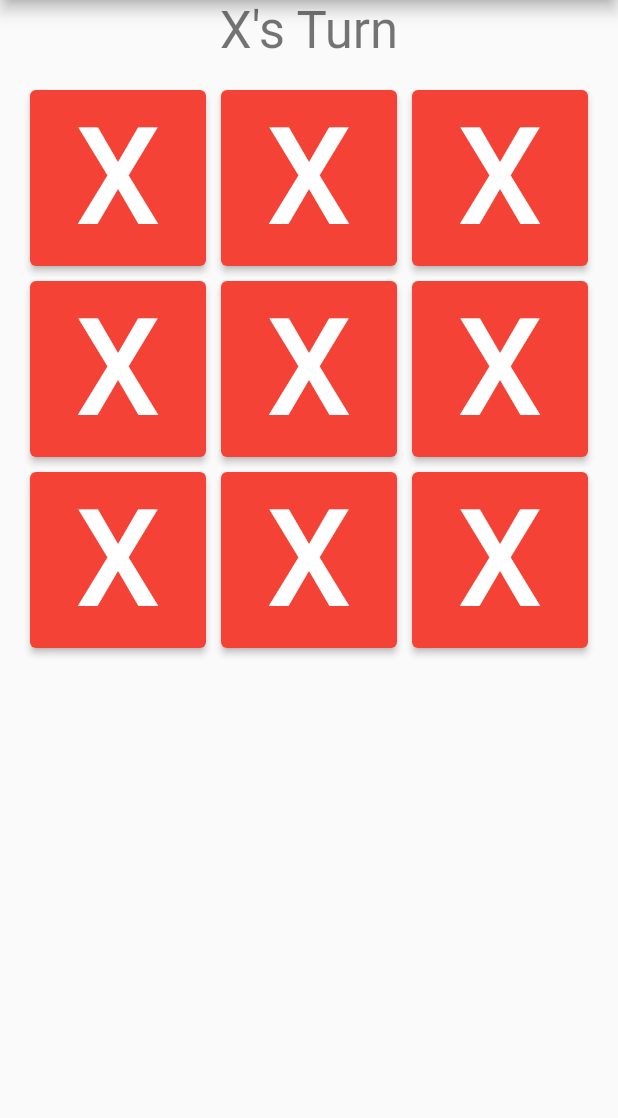
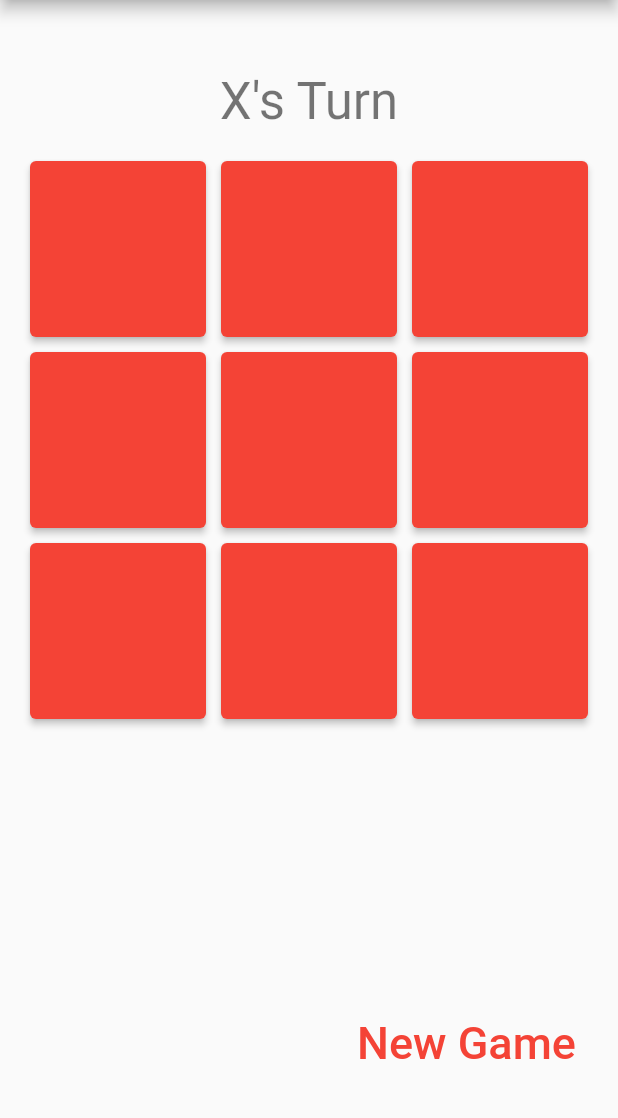
Before and after one commit to CSSE490-Flutter-Winter-2022-2023/Tic-Tac-Toe-App, a Flutter app: the screen it shows after launch, on a phone screen of 412 x 824 dp, the part 84-1202 px from its top. Run offline on Flutter 3.47's test engine with Material 2 defaults, Android fonts, the phone set to English and light mode, and no system bars; missing offline and left inert: test.

Commit message:
finished non-images version

```diff
--- a/tic_tac_toe/lib/main.dart
+++ b/tic_tac_toe/lib/main.dart
@@ -9,21 +9,11 @@ void main() {
 class MyApp extends StatelessWidget {
   const MyApp({super.key});
 
-  // This widget is the root of your application.
   @override
   Widget build(BuildContext context) {
     return MaterialApp(
       title: 'Tic-Tac-Toe',
       theme: ThemeData(
-        // This is the theme of your application.
-        //
-        // Try running your application with "flutter run". You'll see the
-        // application has a blue toolbar. Then, without quitting the app, try
-        // changing the primarySwatch below to Colors.green and then invoke
-        // "hot reload" (press "r" in the console where you ran "flutter run",
-        // or simply save your changes to "hot reload" in a Flutter IDE).
-        // Notice that the counter didn't reset back to zero; the application
-        // is not restarted.
         primarySwatch: Colors.red,
       ),
       home: const MyHomePage(title: 'Tic-Tac-Toe'),
@@ -33,15 +23,6 @@ class MyApp extends StatelessWidget {
 
 class MyHomePage extends StatefulWidget {
   const MyHomePage({super.key, required this.title});
-
-  // This widget is the home page of your application. It is stateful, meaning
-  // that it has a State object (defined below) that contains fields that affect
-  // how it looks.
-
-  // This class is the configuration for the state. It holds the values (in this
-  // case the title) provided by the parent (in this case the App widget) and
-  // used by the build method of the State. Fields in a Widget subclass are
-  // always marked "final".
 
   final String title;
 
@@ -74,10 +55,16 @@ class _MyHomePageState extends State<MyHomePage> {
       buttons.add(
         ElevatedButton(
           onPressed: () {
-            print("You pressed button number $k");
+            // print("You pressed button number $k");
+            setState(() {
+              game.pressedSquare(k);
+            });
+            // print("new state == $game");
           },
           child: Text(
-            "X",
+            (game.board[k] == TicTacToeMark.x)
+                ? "X"
+                : ((game.board[k] == TicTacToeMark.o) ? "O" : " "),
             style: TextStyle(fontSize: 90.0),
           ),
         ),
@@ -89,6 +76,8 @@ class _MyHomePageState extends State<MyHomePage> {
         backgroundColor: Colors.red[800],
       ),
       body: Center(
+        child: Container(
+          constraints: BoxConstraints(maxWidth: 500.0),
           child: Column(
             mainAxisAlignment: MainAxisAlignment.center,
             children: <Widget>[
@@ -96,8 +85,12 @@ class _MyHomePageState extends State<MyHomePage> {
                 gameStateString,
                 style: Theme.of(context).textTheme.headline4,
               ),
-            Expanded(
+              Flexible(
+                fit: FlexFit.tight,
+                flex: 4,
                 child: GridView.count(
+                  // childAspectRatio: 2 / 3,
+
                   primary: false,
                   physics: const NeverScrollableScrollPhysics(),
                   padding: const EdgeInsets.all(20),
@@ -106,8 +99,31 @@ class _MyHomePageState extends State<MyHomePage> {
                   crossAxisCount: 3,
                   children: buttons,
                 ),
+              ),
+              Flexible(
+                fit: FlexFit.loose,
+                flex: 1,
+                child: Row(
+                  mainAxisAlignment: MainAxisAlignment.end,
+                  children: [
+                    TextButton(
+                      onPressed: () {
+                        // print("You pressed new game");
+                        setState(() {
+                          game = TicTacToeGame();
+                        });
+                      },
+                      child: const Text(
+                        "New Game",
+                        style: TextStyle(fontSize: 30.0),
+                      ),
+                    ),
+                    const SizedBox(width: 20.0),
+                  ],
+                ),
               )
             ],
+          ),
         ),
       ), // This trailing comma makes auto-formatting nicer for build methods.
     );
```
Lines whose indentation alone changed are shown as unchanged.
